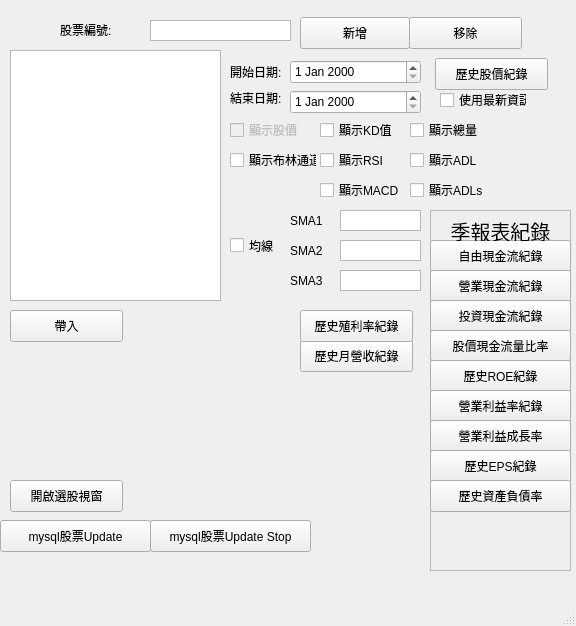
Qt form UI_main.ui (bjioljlo/StockHistory) before a commit.
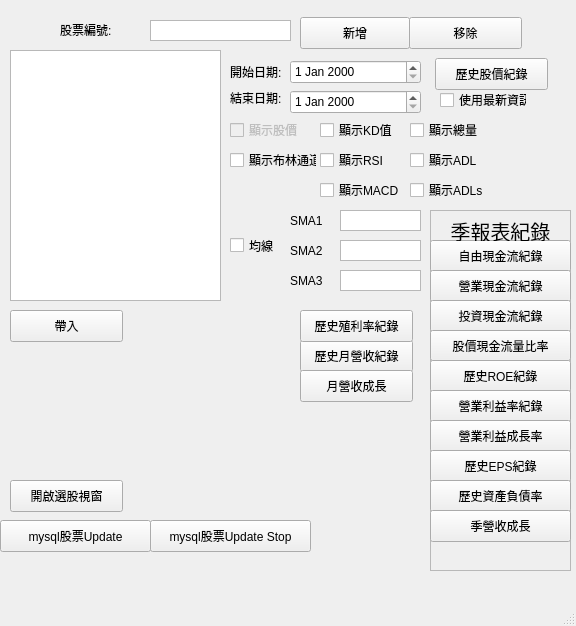
The same form after that commit.

Commit message: 新增營收成長率介面算式

Patch:
```diff
--- a/UI_main.ui
+++ b/UI_main.ui
@@ -635,6 +635,32 @@
       <string>歷史資產負債率</string>
      </property>
     </widget>
+    <widget class="QPushButton" name="button_getSeason_Growth">
+     <property name="geometry">
+      <rect>
+       <x>0</x>
+       <y>300</y>
+       <width>141</width>
+       <height>32</height>
+      </rect>
+     </property>
+     <property name="text">
+      <string>季營收成長</string>
+     </property>
+    </widget>
+   </widget>
+   <widget class="QPushButton" name="button_getMonth_Growth">
+    <property name="geometry">
+     <rect>
+      <x>300</x>
+      <y>370</y>
+      <width>113</width>
+      <height>32</height>
+     </rect>
+    </property>
+    <property name="text">
+     <string>月營收成長</string>
+    </property>
    </widget>
   </widget>
   <widget class="QMenuBar" name="menubar">
```
The commit also changes 3 other files.
